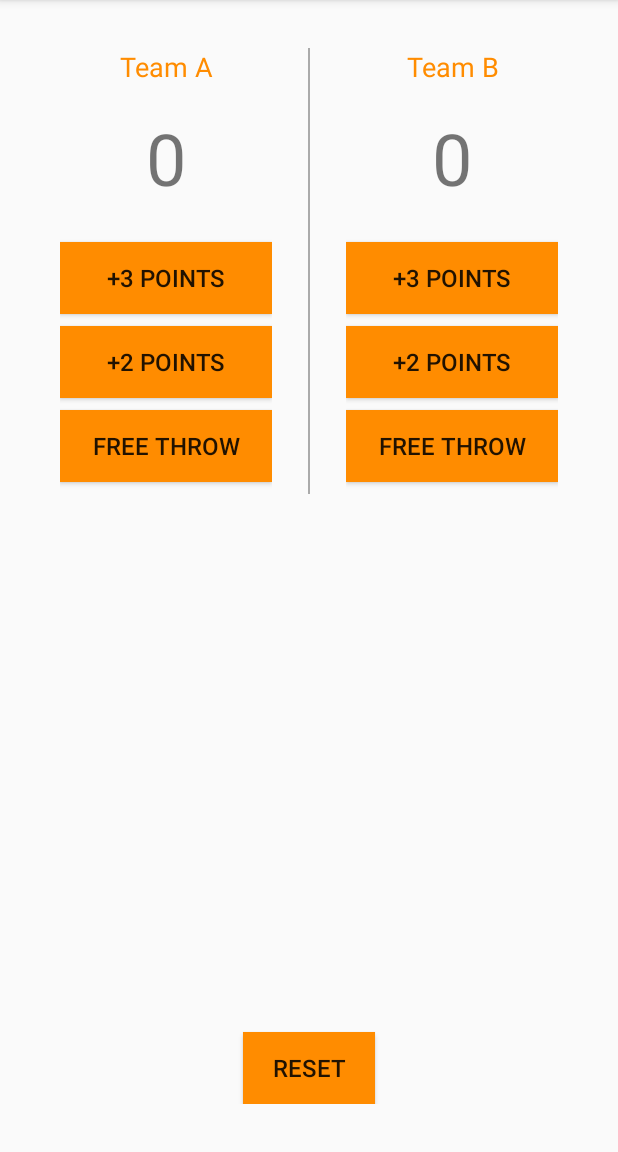
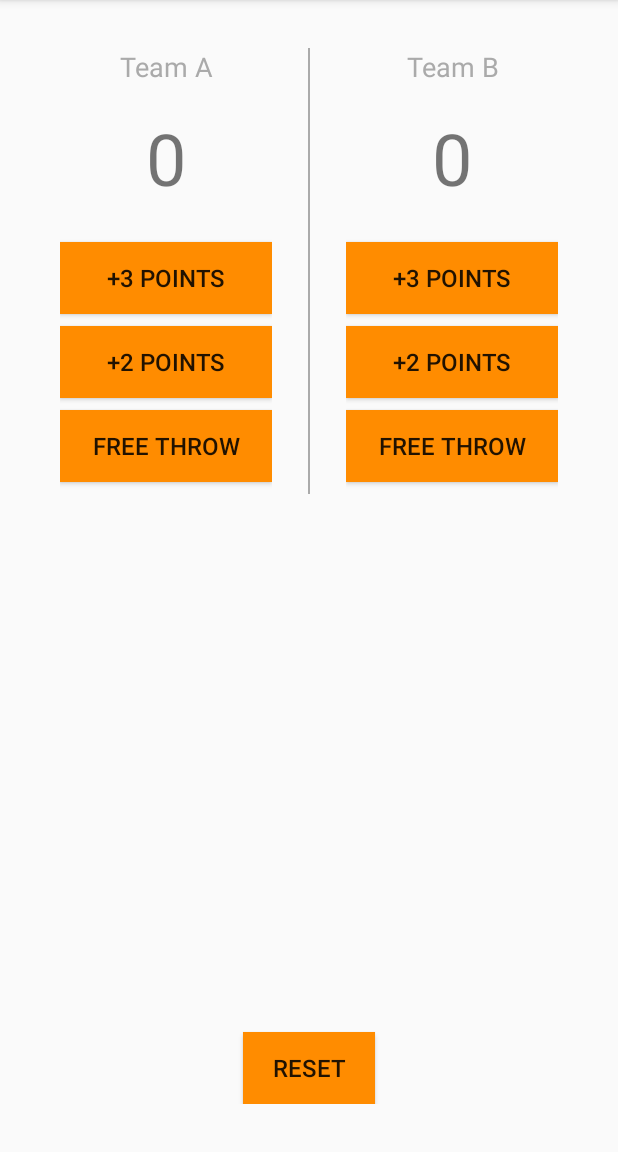
Before and after one commit to im-minion/Court_Counter, an Android app: the screen it shows after launch (MainActivity), on a phone screen of 412 x 824 dp, the part 84-1236 px from its top. Run offline under Robolectric (Android 15) with nearby library versions, the phone set to English and light mode, and no system bars.

Commit message:
final commit

```diff
--- a/app/build.gradle
+++ b/app/build.gradle
@@ -2,7 +2,7 @@ apply plugin: 'com.android.application'
 
 android {
     compileSdkVersion 25
-    buildToolsVersion "25.0.2"
+    buildToolsVersion '26.0.2'
 
     defaultConfig {
         applicationId "vaibhav.com.courtcounter"
--- a/app/src/main/res/layout/activity_main.xml
+++ b/app/src/main/res/layout/activity_main.xml
@@ -31,7 +31,7 @@
                 android:layout_height="wrap_content"
                 android:text="@string/team_a"
                 android:textAlignment="center"
-                android:textColor="#FF8C00"
+                android:textColor="@android:color/darker_gray"
                 android:textSize="18sp" />
 
             <TextView
@@ -99,7 +99,7 @@
                 android:layout_height="wrap_content"
                 android:text="@string/team_b"
                 android:textAlignment="center"
-                android:textColor="#FF8C00"
+                android:textColor="@android:color/darker_gray"
                 android:textSize="18sp" />
 
             <TextView
--- a/app/src/main/res/values/strings.xml
+++ b/app/src/main/res/values/strings.xml
@@ -7,5 +7,4 @@
     <string name="team_a">Team A</string>
     <string name="_0">0</string>
     <string name="team_b">Team B</string>
-    <string name="_0">0</string>
 </resources>
```
